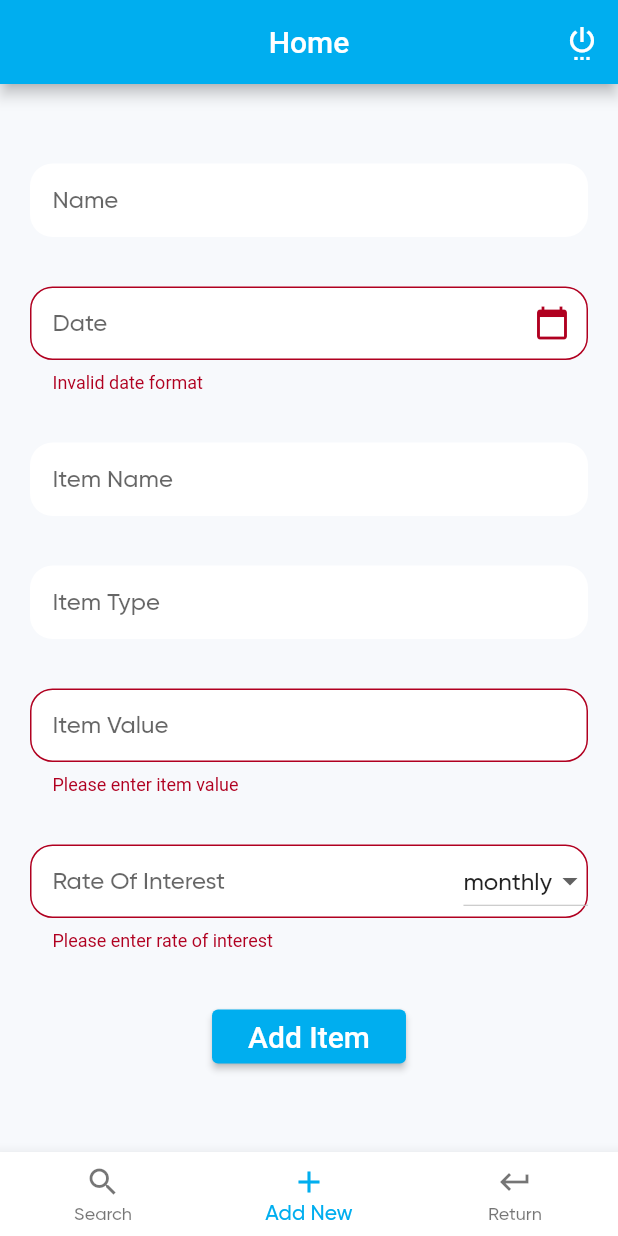
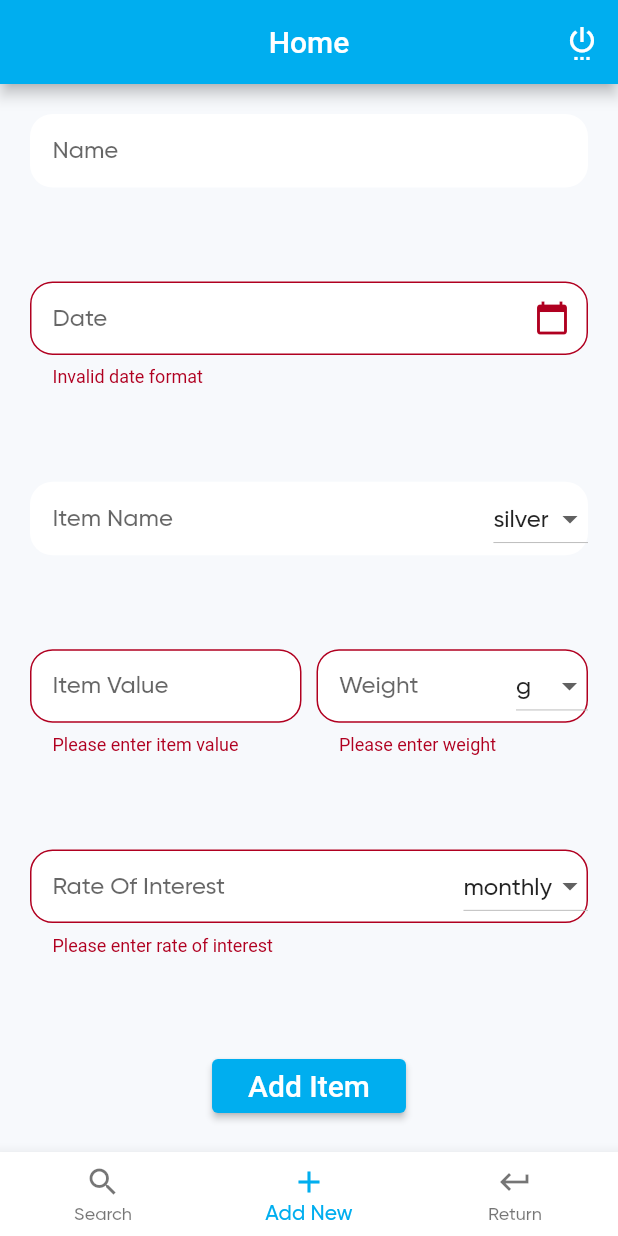
Before and after one commit to prabhatdev/girvi_hisab, a Flutter app: the HomeScreen screen opened by its route, item 2 of the bottom bar chosen, after a tap on "Add Item", on a phone screen of 412 x 824 dp. Run offline on Flutter 3.47's test engine with Material 2 defaults, Android fonts, the phone set to English and light mode, and no system bars; our stand-ins replace flutter_typeahead, fluttertoast, responsive_framework, shared_preferences; missing offline and left inert: firebase, flutter_date_pickers; accounts and stored records are empty.

Commit message:
some fixes.

```diff
--- a/lib/screens/AddItem/AddItemScreen.dart
+++ b/lib/screens/AddItem/AddItemScreen.dart
@@ -23,11 +23,13 @@ class _AddItemScreenState extends State<AddItemScreen> {
   final TextEditingController nameController = TextEditingController();
   final TextEditingController dateController = TextEditingController();
   final TextEditingController itemNameController = TextEditingController();
-  final TextEditingController itemTypeController = TextEditingController();
+  final TextEditingController itemWeightController = TextEditingController();
   final TextEditingController itemValueController = TextEditingController();
   final TextEditingController rateController = TextEditingController();
   final df = new DateFormat('dd/MM/yyyy');
   String interestType='monthly';
+  String weightType='g';
+  String itemType='silver';
   List<String> name = List<String>();
   List<String> itemNames = List<String>();
   List<String> itemTypes = List<String>();
@@ -35,7 +37,7 @@ class _AddItemScreenState extends State<AddItemScreen> {
 
   fetchAllData() {
     Utils.getPrefs().then((prefs) {
-      String allDataJson = prefs.getString(ALL_DATA);
+      String allDataJson = Utils.allData;
       userId = prefs.getString(USER_ID);
       Map userData = jsonDecode(allDataJson);
       if (userData['customers'] != null) {
@@ -87,7 +89,7 @@ class _AddItemScreenState extends State<AddItemScreen> {
       child: Padding(
         padding: const EdgeInsets.all(20),
         child: Column(
-          mainAxisAlignment: MainAxisAlignment.spaceEvenly,
+          mainAxisAlignment: MainAxisAlignment.spaceBetween,
           children: [
             TypeAheadFormField(
               validator: (value) {
@@ -101,6 +103,7 @@ class _AddItemScreenState extends State<AddItemScreen> {
               },
               textFieldConfiguration: TextFieldConfiguration(
                 controller: nameController,
+                autofocus: false,
                 decoration: InputDecoration(
                   labelText: 'Name',
                 ),
@@ -112,9 +115,7 @@ class _AddItemScreenState extends State<AddItemScreen> {
                 );
               },
               noItemsFoundBuilder: (context) {
-                return ListTile(
-                  title: Text("User not found! New User"),
-                );
+                return SizedBox.shrink();
               },
               onSuggestionSelected: (suggestion) {
                 nameController.text = suggestion;
@@ -128,6 +129,7 @@ class _AddItemScreenState extends State<AddItemScreen> {
                 }
                 return null;
               },
+              autofocus: false,
               decoration: InputDecoration(
                   labelText: 'Date',
                   hintText: '25/05/2020',
@@ -160,10 +162,25 @@ class _AddItemScreenState extends State<AddItemScreen> {
                 return itemNames.where((element) => element.contains(pattern.toLowerCase())).toList();
               },
               textFieldConfiguration: TextFieldConfiguration(
+                autofocus: false,
                 controller: itemNameController,
                 decoration: InputDecoration(
                     labelText: 'Item Name',
                     hintText: 'Chain, Payal etc',
+                    suffixIcon: DropdownButton<String>(
+                      items: <String>['gold', 'silver','other'].map((String value) {
+                        return new DropdownMenuItem<String>(
+                          value: value,
+                          child: new Text(value),
+                        );
+                      }).toList(),
+                      onChanged: (type) {
+                        setState(() {
+                          itemType=type;
+                        });
+                      },
+                      value: itemType,
+                    )
                 ),
               ),
               itemBuilder: (context, suggestion) {
@@ -173,49 +190,19 @@ class _AddItemScreenState extends State<AddItemScreen> {
                 );
               },
               noItemsFoundBuilder: (context) {
-                return ListTile(
-                  title: Text("New Item"),
-                );
+                return SizedBox.shrink();
               },
               onSuggestionSelected: (suggestion) {
                 itemNameController.text = suggestion;
               },
             ),
-            TypeAheadFormField(
-              validator: (value) {
-                if (value.isEmpty) {
-                  return 'Please enter item type';
-                }
-                return null;
-              },
-              suggestionsCallback: (pattern) {
-                return itemTypes.where((element) => element.contains(pattern.toLowerCase())).toList();
-              },
-              textFieldConfiguration: TextFieldConfiguration(
-                controller: itemTypeController,
-                decoration: InputDecoration(
-                  labelText: 'Item Type',
-                  hintText: 'Gold, Silver, etc',
-                ),
-              ),
-              itemBuilder: (context, suggestion) {
-                return ListTile(
-                  leading: Icon(Icons.person),
-                  title: Text(suggestion),
-                );
-              },
-              noItemsFoundBuilder: (context) {
-                return ListTile(
-                  title: Text("New Item Type"),
-                );
-              },
-              onSuggestionSelected: (suggestion) {
-                itemTypeController.text = suggestion;
-              },
-            ),
-            TextFormField(
+
+            Row(
+              children: [
+                Flexible(
+                  child: TextFormField(
                     controller: itemValueController,
-              inputFormatters: [WhitelistingTextInputFormatter.digitsOnly],
+                    keyboardType: TextInputType.numberWithOptions(signed: false,decimal: true),
                     validator: (value) {
                       if (value.isEmpty) {
                         return 'Please enter item value';
@@ -226,6 +213,41 @@ class _AddItemScreenState extends State<AddItemScreen> {
                       labelText: 'Item Value',
                     ),
                   ),
+                ),
+                SizedBox(width: 10,),
+                Flexible(
+                  child: TextFormField(
+                    controller: itemWeightController,
+                    inputFormatters: [WhitelistingTextInputFormatter.digitsOnly],
+                    validator: (value) {
+                      if (value.isEmpty) {
+                        return 'Please enter weight';
+                      }
+                      return null;
+                    },
+                    decoration: InputDecoration(
+                        labelText: 'Weight',
+                        suffixIcon: DropdownButton<String>(
+                          items: <String>['g', 'mg'].map((String value) {
+                            return new DropdownMenuItem<String>(
+                              value: value,
+                              child: new Text(value),
+                            );
+                          }).toList(),
+                          onChanged: (type) {
+                            setState(() {
+                              weightType=type;
+                            });
+                          },
+                          value: weightType,
+                        )
+                    ),
+                  ),
+                ),
+
+              ],
+            ),
+
             TextFormField(
               controller: rateController,
               validator: (value) {
@@ -234,8 +256,7 @@ class _AddItemScreenState extends State<AddItemScreen> {
                 }
                 return null;
               },
-              inputFormatters: [WhitelistingTextInputFormatter.digitsOnly],
-              keyboardType: TextInputType.number,
+              keyboardType: TextInputType.numberWithOptions(signed: false,decimal: true),
               decoration: InputDecoration(
                   suffixIcon: DropdownButton<String>(
                     items: <String>['monthly', 'yearly'].map((String value) {
@@ -245,13 +266,17 @@ class _AddItemScreenState extends State<AddItemScreen> {
                       );
                     }).toList(),
                     onChanged: (type) {
+                      setState(() {
                         interestType=type;
+                      });
                     },
-                    value: 'monthly',
+                    value: interestType,
                   ),
                   hintText: 'Interest in %',
                   labelText: 'Rate Of Interest', suffixText: "%"),
             ),
+
+
             RaisedButton(
               child: Text(
                 "Add Item",
@@ -265,13 +290,13 @@ class _AddItemScreenState extends State<AddItemScreen> {
                     'date': date,
                     'name': nameController.text,
                     'item_name': itemNameController.text,
-                    'item_types': itemTypeController.text,
+                    'item_types': itemType,
                     'value': itemValueController.text,
                     'interest': rateController.text,
-                    'interest_type': interestType
+                    'interest_type': interestType,
+                    'weight': itemWeightController.text+weightType,
                   });
                   await db.ref("users/${userId}/itemsNames/${itemNameController.text.toLowerCase()}").set(1);
-                  await db.ref("users/${userId}/itemTypes/${itemTypeController.text.toLowerCase()}").set(1);
                   Utils.showToast("Item Added");
                   _formKey.currentState.reset();
                   fetchAllData();
--- a/lib/screens/Home/HomeScreen.dart
+++ b/lib/screens/Home/HomeScreen.dart
@@ -1,3 +1,4 @@
+import 'dart:async';
 import 'dart:convert';
 
 import 'package:firebase/firebase.dart';
@@ -9,6 +10,7 @@ import 'package:girvihisab/utils/constants.dart';
 import 'package:girvihisab/utils/utils.dart';
 
 class HomeScreen extends StatefulWidget {
+
   @override
   _HomeScreenState createState() => _HomeScreenState();
 }
@@ -17,8 +19,7 @@ class _HomeScreenState extends State<HomeScreen> {
   int selectedIndex=0;
   Database db = database();
 
-
-  static List<Widget> _widgetOptions = <Widget>[
+   List<Widget> _widgetOptions = <Widget>[
     SearchItemScreen(),
     AddItemScreen(),
     Text(
@@ -27,6 +28,10 @@ class _HomeScreenState extends State<HomeScreen> {
   ];
 
 
+  @override
+  void dispose() {
+    super.dispose();
+  }
 
   @override
   void initState() {
@@ -36,7 +41,7 @@ class _HomeScreenState extends State<HomeScreen> {
       db.ref("users/$userId").onValue.listen((event) {
           if(event.snapshot.val()!=null){
             String json=jsonEncode(event.snapshot.val());
-            prefs.setString(ALL_DATA, json);
+            Utils.allData=json;
           }
       });
     });
--- a/lib/screens/SearchItem/SearchItemScreen.dart
+++ b/lib/screens/SearchItem/SearchItemScreen.dart
@@ -7,6 +7,7 @@ import 'package:flutter/services.dart';
 import 'package:flutter_date_pickers/flutter_date_pickers.dart';
 import 'package:flutter_typeahead/flutter_typeahead.dart';
 import 'package:girvihisab/main.dart';
+import 'package:girvihisab/screens/Home/HomeScreen.dart';
 import 'package:girvihisab/utils/constants.dart';
 import 'package:girvihisab/utils/utils.dart';
 import 'package:intl/intl.dart';
@@ -33,7 +34,7 @@ class _SearchItemScreenState extends State<SearchItemScreen> {
 
   List<String> name = List<String>();
   List<String> itemNames = List<String>();
-  List<String> itemTypes = List<String>();
+  List<String> itemTypes = ['gold','silver','other'];
   String userId = '';
   List searchResult=List();
   Map customers=Map();
@@ -47,15 +48,13 @@ class _SearchItemScreenState extends State<SearchItemScreen> {
 
   fetchAllData() {
     Utils.getPrefs().then((prefs) {
-      String allDataJson = prefs.getString(ALL_DATA);
+      String allDataJson = Utils.allData;
       userId = prefs.getString(USER_ID);
       Map<String, dynamic> userData = jsonDecode(allDataJson);
       if (userData['customers'] != null) {
         name.clear();
         itemNames.clear();
-        itemTypes.clear();
         Map<String, dynamic> customers = userData['customers'];
-        Map<String, dynamic> itemType = userData['itemTypes'];
         Map<String, dynamic> itemName = userData['itemsNames'];
         customers.forEach((key, value) {
           name.add(key.toString().toLowerCase());
@@ -68,9 +67,6 @@ class _SearchItemScreenState extends State<SearchItemScreen> {
         });
         itemName.forEach((key, value) {
           itemNames.add(key.toString().toLowerCase());
-        });
-        itemType.forEach((key, value) {
-          itemTypes.add(key.toString().toLowerCase());
         });
       }
     });
@@ -183,9 +179,7 @@ class _SearchItemScreenState extends State<SearchItemScreen> {
                 );
               },
               noItemsFoundBuilder: (context) {
-                return ListTile(
-                  title: Text("User not found! New User"),
-                );
+                return SizedBox.shrink();
               },
               onSuggestionSelected: (suggestion) {
                 nameController.text = suggestion;
@@ -240,9 +234,7 @@ class _SearchItemScreenState extends State<SearchItemScreen> {
                 );
               },
               noItemsFoundBuilder: (context) {
-                return ListTile(
-                  title: Text("New Item"),
-                );
+                return SizedBox.shrink();
               },
               onSuggestionSelected: (suggestion) {
                 itemNameController.text = suggestion;
@@ -266,9 +258,7 @@ class _SearchItemScreenState extends State<SearchItemScreen> {
                 );
               },
               noItemsFoundBuilder: (context) {
-                return ListTile(
-                  title: Text("New Item Type"),
-                );
+                return SizedBox.shrink();
               },
               onSuggestionSelected: (suggestion) {
                 itemTypeController.text = suggestion;
--- a/lib/utils/utils.dart
+++ b/lib/utils/utils.dart
@@ -24,6 +24,8 @@ class Utils {
     duration: Duration(seconds: time),
 
   );
+
+  static String allData='';
 
   static final GlobalKey<NavigatorState> navigatorKey = new GlobalKey<NavigatorState>();
 
--- a/pubspec.yaml
+++ b/pubspec.yaml
@@ -36,6 +36,7 @@ dependencies:
   flutter_typeahead: ^1.8.3
 
 
+
   # The following adds the Cupertino Icons font to your application.
   # Use with the CupertinoIcons class for iOS style icons.
   cupertino_icons: ^0.1.3
```
Also changed, not shown: lib/main.dart (+0 -26 lines), lib/screens/Login/LoginScreen.dart (+13 -2 lines), lib/screens/Splash/SplashScreen.dart (+15 -1 lines), 1 other file. Lines whose indentation alone changed are shown as unchanged.
